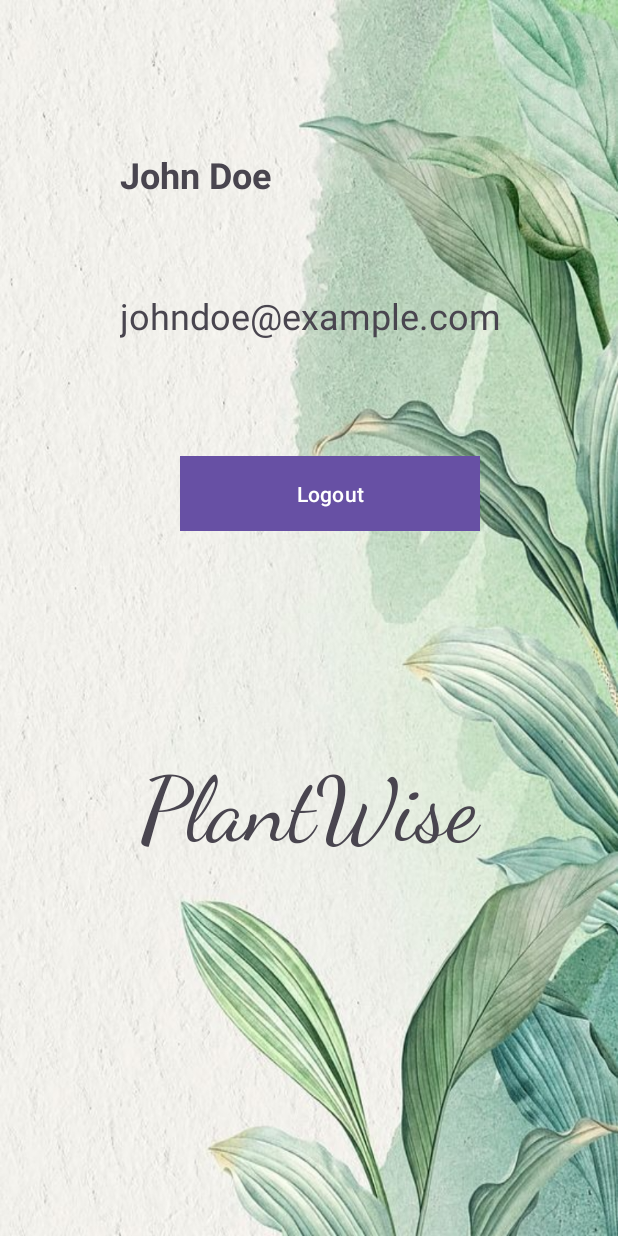
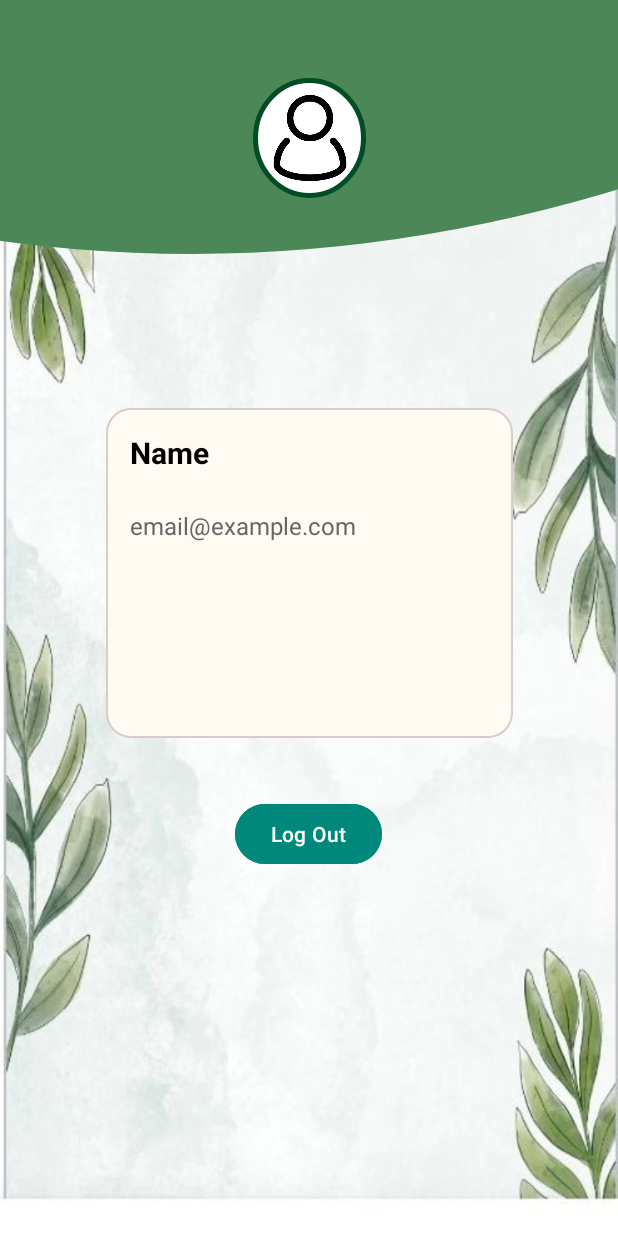
Before and after one commit to tush-gt/Plantwise, an Android app: the layout activity_profile.xml on its own in the app's theme, with its tools: preview values and no code run, on a phone screen of 412 x 824 dp. Run offline under Robolectric (Android 15) with nearby library versions, the phone set to English and light mode, and no system bars; Roboto replaces fonts that are not available here.

Commit message:
Profile done and working
Madhe changes in UI

```diff
--- a/app/src/main/AndroidManifest.xml
+++ b/app/src/main/AndroidManifest.xml
@@ -34,7 +34,7 @@
             </intent-filter>
         </receiver>
 
-
+        <activity android:name=".ProfileActivity" />
         <!-- HomeActivity is now the LAUNCHER -->
         <activity
             android:name=".WelcomeActivity"
--- a/app/src/main/java/com/example/plantwise/HomeActivity.kt
+++ b/app/src/main/java/com/example/plantwise/HomeActivity.kt
@@ -7,6 +7,7 @@ import android.text.TextWatcher
 import android.util.Log
 import android.widget.EditText
 import android.widget.Toast
+import android.widget.ImageView
 import androidx.appcompat.app.AppCompatActivity
 import androidx.recyclerview.widget.GridLayoutManager
 import androidx.recyclerview.widget.RecyclerView
@@ -22,6 +23,14 @@ class HomeActivity : AppCompatActivity() {
     override fun onCreate(savedInstanceState: Bundle?) {
         super.onCreate(savedInstanceState)
         setContentView(R.layout.home_page)  // Make sure this matches your XML file name
+
+        val profileIcon: ImageView = findViewById(R.id.profileImage)
+
+        profileIcon.setOnClickListener {
+            val intent = Intent(this, ProfileActivity::class.java)
+            startActivity(intent)
+        }
+
 
         recyclerView = findViewById(R.id.recyclerView)
         searchBar = findViewById(R.id.searchBar)
--- a/app/src/main/java/com/example/plantwise/LoginActivity.kt
+++ b/app/src/main/java/com/example/plantwise/LoginActivity.kt
@@ -48,10 +48,10 @@ class LoginActivity : AppCompatActivity() {
     override fun onStart() {
         super.onStart()
 
-//        if (firebaseAuth.currentUser != null) {
-//            val intent = Intent(this, HomeActivity::class.java)
-//            startActivity(intent)
-//            finish()
-//        }
+        if (firebaseAuth.currentUser != null) {
+            val intent = Intent(this, HomeActivity::class.java)
+            startActivity(intent)
+            finish()
+        }
     }
 }
--- a/app/src/main/java/com/example/plantwise/ProfileActivity.kt
+++ b/app/src/main/java/com/example/plantwise/ProfileActivity.kt
@@ -19,21 +19,21 @@ class ProfileActivity : AppCompatActivity() {
         super.onCreate(savedInstanceState)
         setContentView(R.layout.activity_profile)
 
-        // Initialize Firebase Auth
+        // Firebase Auth init
         auth = FirebaseAuth.getInstance()
 
-        // Bind UI elements
-        nameTextView = findViewById(R.id.userName)  // Fetch name
-        emailTextView = findViewById(R.id.userEmail) // Fetch email
-        logoutButton = findViewById(R.id.buttonlogout)
+        // Bind UI views to code (make sure IDs match layout)
+        nameTextView = findViewById(R.id.userName)
+        emailTextView = findViewById(R.id.userEmail)
+        logoutButton = findViewById(R.id.logoutBtn) // ✅ Corrected ID
 
-        // Load user details
+        // Show current user data
         loadUserData()
 
-        // Logout button click listener
+        // Logout logic
         logoutButton.setOnClickListener {
             auth.signOut()
-            Toast.makeText(this, "Logged out successfully", Toast.LENGTH_SHORT).show()
+            Toast.makeText(this, "Logged out successfully 💨", Toast.LENGTH_SHORT).show()
             startActivity(Intent(this, LoginActivity::class.java))
             finish()
         }
@@ -42,10 +42,10 @@ class ProfileActivity : AppCompatActivity() {
     private fun loadUserData() {
         val user = auth.currentUser
         if (user != null) {
-            nameTextView.text = user.displayName ?: "No Name Found"  // Retrieve name from Firebase
-            emailTextView.text = user.email ?: "No Email Found"      // Retrieve email
+            nameTextView.text = user.displayName ?: "No Name Found 😢"
+            emailTextView.text = user.email ?: "No Email Found 📭"
         } else {
-            Toast.makeText(this, "User not found!", Toast.LENGTH_SHORT).show()
+            Toast.makeText(this, "User not found! 🚨", Toast.LENGTH_SHORT).show()
         }
     }
 }
--- /dev/null
+++ b/app/src/main/res/drawable/wavy_background.xml
@@ -0,0 +1,9 @@
+<vector xmlns:android="http://schemas.android.com/apk/res/android"
+    android:width="360dp"
+    android:height="150dp"
+    android:viewportWidth="360"
+    android:viewportHeight="150">
+<path
+android:fillColor="#4C8758"
+android:pathData="M0,0 L0,120 Q180,150 360,90 L360,0 Z"/> <!-- 👈 adjusted pathData -->
+    </vector>
--- a/app/src/main/res/layout/activity_profile.xml
+++ b/app/src/main/res/layout/activity_profile.xml
@@ -1,71 +1,85 @@
 <?xml version="1.0" encoding="utf-8"?>
-<androidx.constraintlayout.widget.ConstraintLayout xmlns:android="http://schemas.android.com/apk/res/android"
+<androidx.constraintlayout.widget.ConstraintLayout
+    xmlns:android="http://schemas.android.com/apk/res/android"
     xmlns:app="http://schemas.android.com/apk/res-auto"
     xmlns:tools="http://schemas.android.com/tools"
     android:layout_width="match_parent"
-    android:layout_height="match_parent">
+    android:layout_height="match_parent"
+    android:background="@drawable/prof">
 
+    <!-- Wavy Background -->
+
+    <!-- Profile Image -->
+
+    <!-- 🟦 Container with rounded background for text -->
+
+    <!-- Logout Button -->
+
+    <ImageView
+        android:id="@+id/wavyBg"
+        android:layout_width="425dp"
+        android:layout_height="195dp"
+        android:scaleType="centerCrop"
+        android:src="@drawable/wavy_background"
+        app:layout_constraintEnd_toEndOf="parent"
+        app:layout_constraintStart_toStartOf="parent"
+        app:layout_constraintTop_toTopOf="parent" />
+
+    <ImageView
+        android:id="@+id/profileImg"
+        android:layout_width="75dp"
+        android:layout_height="80dp"
+        android:layout_marginTop="52dp"
+        android:background="@drawable/circle_background"
+        android:scaleType="centerCrop"
+        android:src="@drawable/profile_icon"
+        app:layout_constraintEnd_toEndOf="parent"
+        app:layout_constraintStart_toStartOf="parent"
+        app:layout_constraintTop_toTopOf="parent" />
 
     <LinearLayout
-        android:layout_width="match_parent"
-        android:layout_height="match_parent"
-        android:background="@drawable/bg"
-        android:orientation="vertical">
+        android:id="@+id/infoContainer"
+        android:layout_width="271dp"
+        android:layout_height="220dp"
+        android:layout_marginTop="140dp"
+        android:background="@drawable/rouunded_bg"
+        android:orientation="vertical"
+        android:padding="16dp"
+        app:layout_constraintEnd_toEndOf="parent"
+        app:layout_constraintStart_toStartOf="parent"
+        app:layout_constraintTop_toBottomOf="@id/profileImg">
 
+        <!-- User Name -->
         <TextView
             android:id="@+id/userName"
-            android:layout_width="266dp"
-            android:layout_height="64dp"
-            android:layout_marginStart="80dp"
-            android:layout_marginTop="100dp"
-            android:layout_marginBottom="20dp"
-            android:text="John Doe"
-            android:textSize="24sp"
+            android:layout_width="143dp"
+            android:layout_height="43dp"
+            android:text="Name"
+            android:textColor="#000000"
+            android:textSize="20sp"
             android:textStyle="bold" />
 
+        <!-- Email -->
         <TextView
             android:id="@+id/userEmail"
-            android:layout_width="264dp"
-            android:layout_height="54dp"
-            android:layout_marginLeft="80dp"
-            android:layout_marginTop="10dp"
-            android:layout_marginBottom="0dp"
-            android:text="johndoe@example.com"
-            android:textSize="24sp" />
-
-        <Button
-            android:id="@+id/buttonlogout"
-            android:layout_width="200dp"
-            android:layout_height="50dp"
-            android:layout_marginLeft="120dp"
-            android:layout_marginTop="56dp"
-            android:background="#093C26"
-            android:backgroundTint="#336A37"
-            android:text="Logout"
-            android:textColor="#FFFFFF" />
-
-        <TextView
-            android:id="@+id/textView2"
-            android:layout_width="302dp"
-            android:layout_height="109dp"
-            android:layout_marginLeft="55dp"
-            android:layout_marginTop="150dp"
-            android:fontFamily="cursive"
-            android:text="PlantWise"
-            android:textAlignment="center"
-            android:textSize="60sp" />
+            android:layout_width="wrap_content"
+            android:layout_height="41dp"
+            android:layout_marginTop="8dp"
+            android:text="email@example.com"
+            android:textColor="#666"
+            android:textSize="16sp" />
     </LinearLayout>
 
-
-
-<!--    <ImageView-->
-<!--        android:id="@+id/imageView4"-->
-<!--        android:layout_width="424dp"-->
-<!--        android:layout_height="748dp"-->
-<!--        android:layout_marginBottom="4dp"-->
-<!--        app:layout_constraintBottom_toBottomOf="parent"-->
-<!--        app:layout_constraintEnd_toEndOf="parent"-->
-<!--        app:layout_constraintStart_toStartOf="parent"-->
-<!--        app:layout_constraintTop_toTopOf="parent"-->
-<!--        app:srcCompat="@drawable/bg" />-->
+    <Button
+        android:id="@+id/logoutBtn"
+        android:layout_width="wrap_content"
+        android:layout_height="wrap_content"
+        android:layout_marginTop="40dp"
+        android:backgroundTint="#00897B"
+        android:text="Log Out"
+        android:textColor="#FFFFFF"
+        app:layout_constraintEnd_toEndOf="parent"
+        app:layout_constraintHorizontal_bias="0.498"
+        app:layout_constraintStart_toStartOf="parent"
+        app:layout_constraintTop_toBottomOf="@id/infoContainer" />
 </androidx.constraintlayout.widget.ConstraintLayout>
```
Also changed, not shown: app/src/main/res/drawable/logo.png, app/src/main/res/drawable/prof.jpg (added), app/src/main/res/drawable/wow2.jpg (added), app/src/main/res/drawable/wow_bg.jpg (added).
